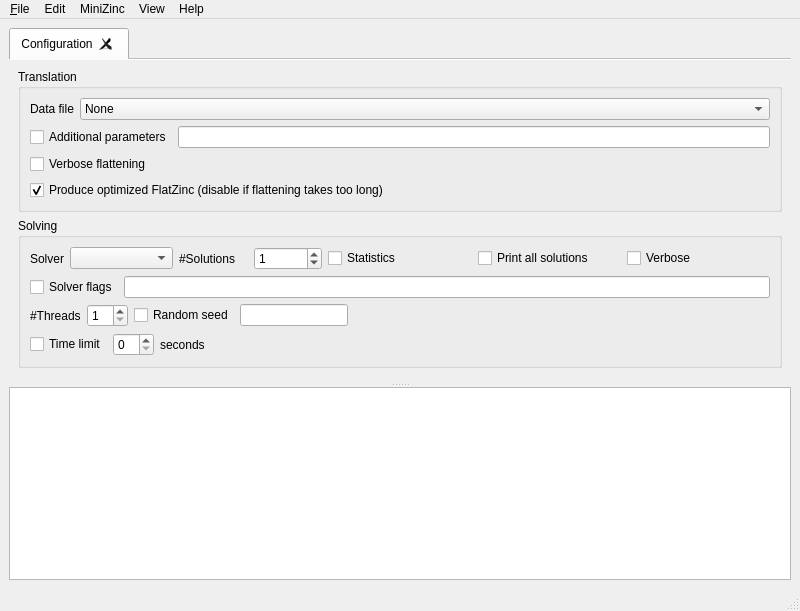
MiniZinc/MiniZincIDE, file MiniZincIDE/mainwindow.ui: the form before one commit.
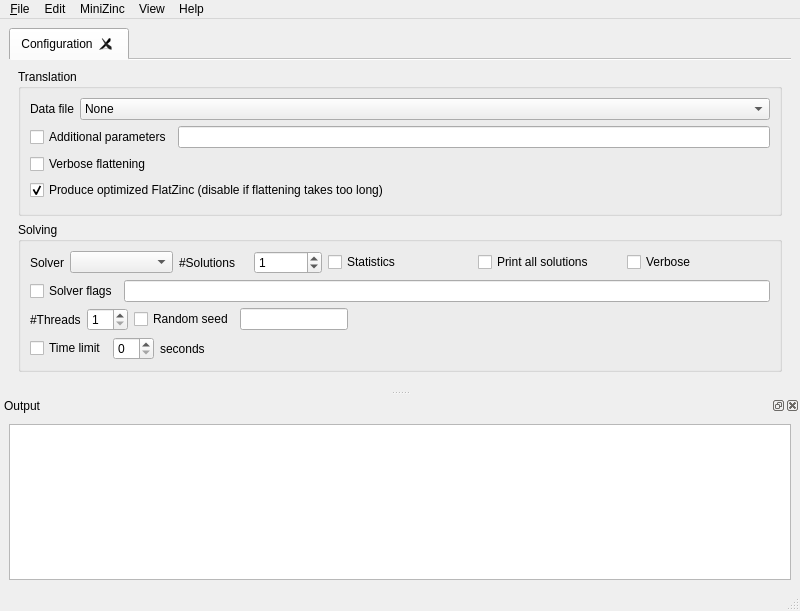
The form after the commit. Icons and pictures are not drawn. Custom widgets are drawn as their Qt base class.

Commit message: Use dock window for output

What changed in the file:
```diff
--- a/MiniZincIDE/mainwindow.ui
+++ b/MiniZincIDE/mainwindow.ui
@@ -20,10 +20,6 @@
   <widget class="QWidget" name="centralwidget">
    <layout class="QVBoxLayout" name="verticalLayout">
     <item>
-     <widget class="QSplitter" name="splitter">
-      <property name="orientation">
-       <enum>Qt::Vertical</enum>
-      </property>
       <widget class="QTabWidget" name="tabWidget">
        <property name="focusPolicy">
         <enum>Qt::StrongFocus</enum>
@@ -299,26 +295,7 @@
            </layout>
           </widget>
          </item>
-         <item>
-          <spacer name="verticalSpacer">
-           <property name="orientation">
-            <enum>Qt::Vertical</enum>
-           </property>
-           <property name="sizeHint" stdset="0">
-            <size>
-             <width>20</width>
-             <height>0</height>
-            </size>
-           </property>
-          </spacer>
-         </item>
-        </layout>
-       </widget>
-      </widget>
-      <widget class="QTextBrowser" name="outputConsole">
-       <property name="openLinks">
-        <bool>false</bool>
-       </property>
+       </layout>
       </widget>
      </widget>
     </item>
@@ -422,6 +399,31 @@
    <addaction name="menuHelp"/>
   </widget>
   <widget class="QStatusBar" name="statusbar"/>
+  <widget class="OutputDockWidget" name="outputDockWidget">
+   <property name="features">
+    <set>QDockWidget::AllDockWidgetFeatures</set>
+   </property>
+   <property name="allowedAreas">
+    <set>Qt::BottomDockWidgetArea</set>
+   </property>
+   <property name="windowTitle">
+    <string>Output</string>
+   </property>
+   <attribute name="dockWidgetArea">
+    <number>8</number>
+   </attribute>
+   <widget class="QWidget" name="dockWidgetContents_4">
+    <layout class="QHBoxLayout" name="horizontalLayout">
+     <item>
+      <widget class="QTextBrowser" name="outputConsole">
+       <property name="openLinks">
+        <bool>false</bool>
+       </property>
+      </widget>
+     </item>
+    </layout>
+   </widget>
+  </widget>
   <action name="actionOpen">
    <property name="text">
     <string>&amp;Open...</string>
@@ -719,6 +721,14 @@
    </property>
   </action>
  </widget>
+ <customwidgets>
+  <customwidget>
+   <class>OutputDockWidget</class>
+   <extends>QDockWidget</extends>
+   <header>outputdockwidget.h</header>
+   <container>1</container>
+  </customwidget>
+ </customwidgets>
  <resources>
   <include location="minizincide.qrc"/>
  </resources>
```
Left out of the diff: 16 changed lines with no effect on the pictures. Lines whose indentation alone changed are shown as unchanged. The commit also changes 6 other files.
